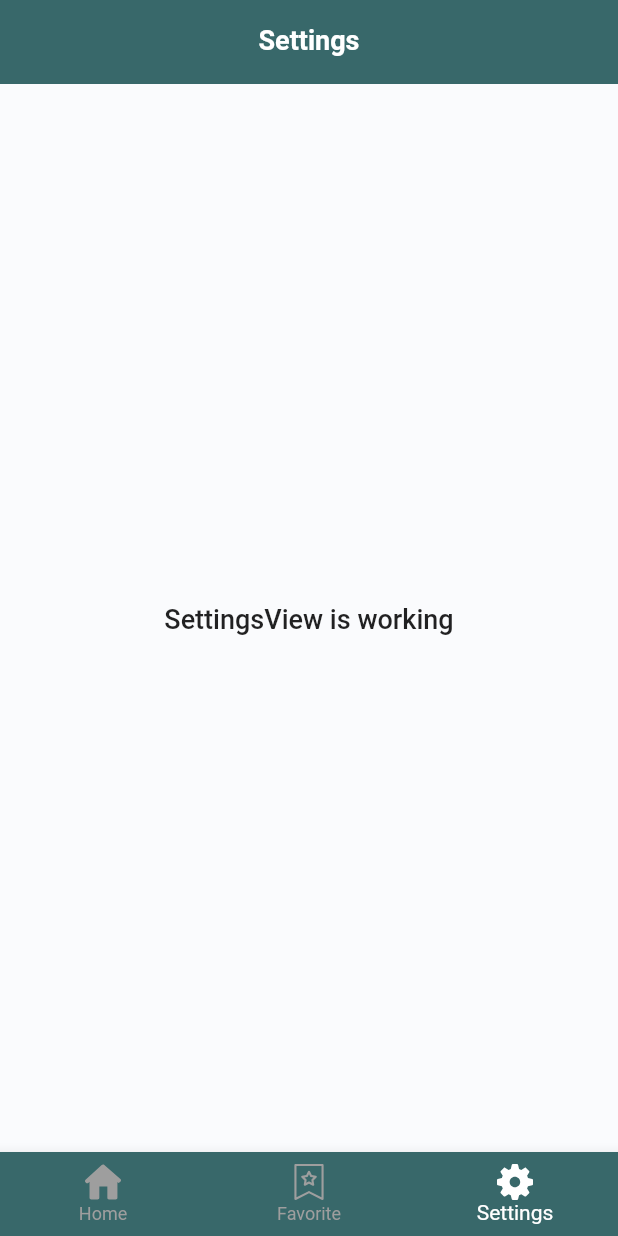
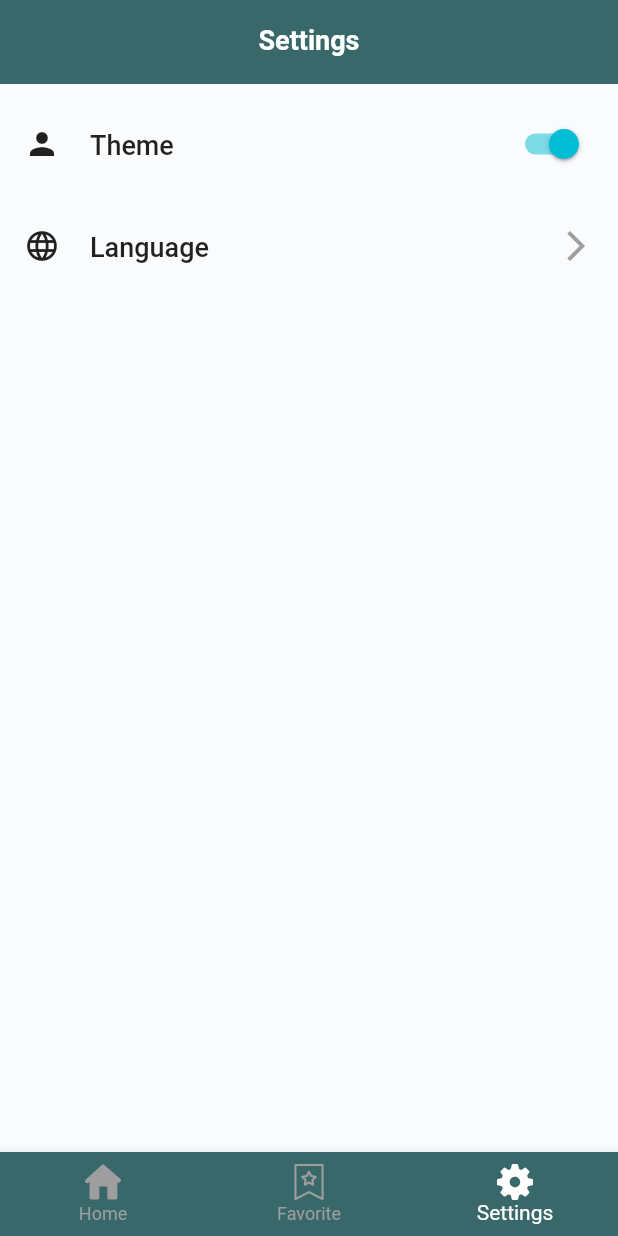
Before and after one commit to hasancse91/flutter_getx_template, a Flutter app: the screen it shows after launch, item 3 of the bottom bar chosen, on a phone screen of 412 x 824 dp. Run offline on Flutter 3.47's test engine with Material 2 defaults, Android fonts, the phone set to English and light mode, and no system bars; our stand-ins replace dio, firebase_analytics, firebase_core, flutter_dotenv, flutter_svg, get and 3 more; accounts and stored records are empty; generated files the repository leaves out were written again; network calls fail.

Commit message:
Update settings_view.dart

```diff
--- a/lib/app/modules/settings/views/settings_view.dart
+++ b/lib/app/modules/settings/views/settings_view.dart
@@ -1,4 +1,8 @@
+import 'package:flutter/cupertino.dart';
 import 'package:flutter/material.dart';
+import 'package:flutter_getx_template/app/core/values/app_values.dart';
+import 'package:flutter_getx_template/app/core/widget/paging_view.dart';
+import 'package:flutter_getx_template/app/core/widget/ripple.dart';
 
 import '/app/core/base/base_view.dart';
 import '/app/core/values/text_styles.dart';
@@ -6,6 +10,7 @@ import '/app/core/widget/custom_app_bar.dart';
 import '/app/modules/settings/controllers/settings_controller.dart';
 
 class SettingsView extends BaseView<SettingsController> {
+  bool switchValue = true;
   @override
   PreferredSizeWidget? appBar(BuildContext context) {
     return CustomAppBar(
@@ -15,10 +20,46 @@ class SettingsView extends BaseView<SettingsController> {
 
   @override
   Widget body(BuildContext context) {
-    return const Center(
-      child: Text(
-        'SettingsView is working',
-        style: titleStyle,
+    return PagingView(
+      onRefresh: null,
+      onLoadNextPage: ()=>Container(),
+      child: Column(
+        crossAxisAlignment: CrossAxisAlignment.stretch,
+        mainAxisAlignment: MainAxisAlignment.center,
+        children: [
+          Padding(
+            padding: const EdgeInsets.all(AppValues.padding),
+            child: Ripple(
+              onTap: ()=>logger.d('Theme Clicked'),
+              child: Row(
+                mainAxisAlignment: MainAxisAlignment.center,
+                children:  [
+                  const Icon(Icons.person),
+                  const SizedBox(width: 20),
+                  const Text('Theme', style: titleStyle),
+                  const Spacer(),
+                  Switch(value: switchValue, onChanged: (newValue)=>switchValue = newValue),
+                ],
+              ),
+            ),
+          ),
+          Padding(
+            padding: const EdgeInsets.all(AppValues.padding),
+            child: Ripple(
+                onTap: ()=>logger.d('Language clicked'),
+              child: Row(
+                mainAxisAlignment: MainAxisAlignment.center,
+                children: const [
+                  Icon(Icons.language),
+                  SizedBox(width: 20),
+                  Text('Language', style: titleStyle),
+                  Spacer(),
+                  Icon(Icons.arrow_forward_ios, color: Colors.grey)
+                ],
+              ),
+            ),
+          ),
+        ],
       ),
     );
   }
```
